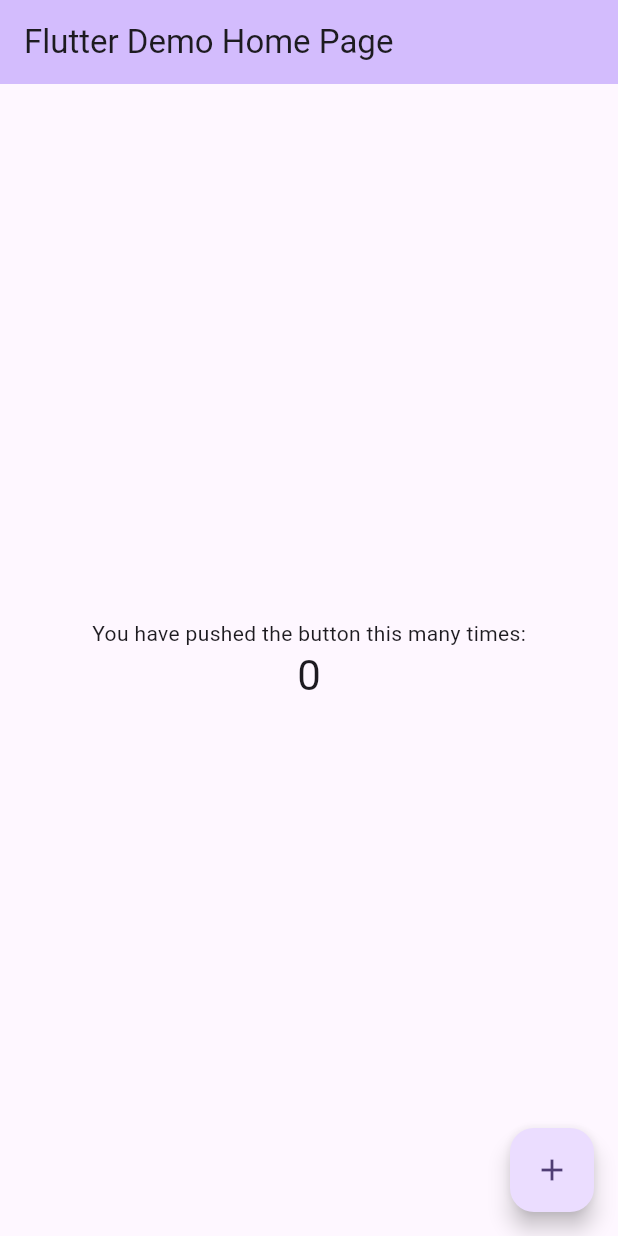
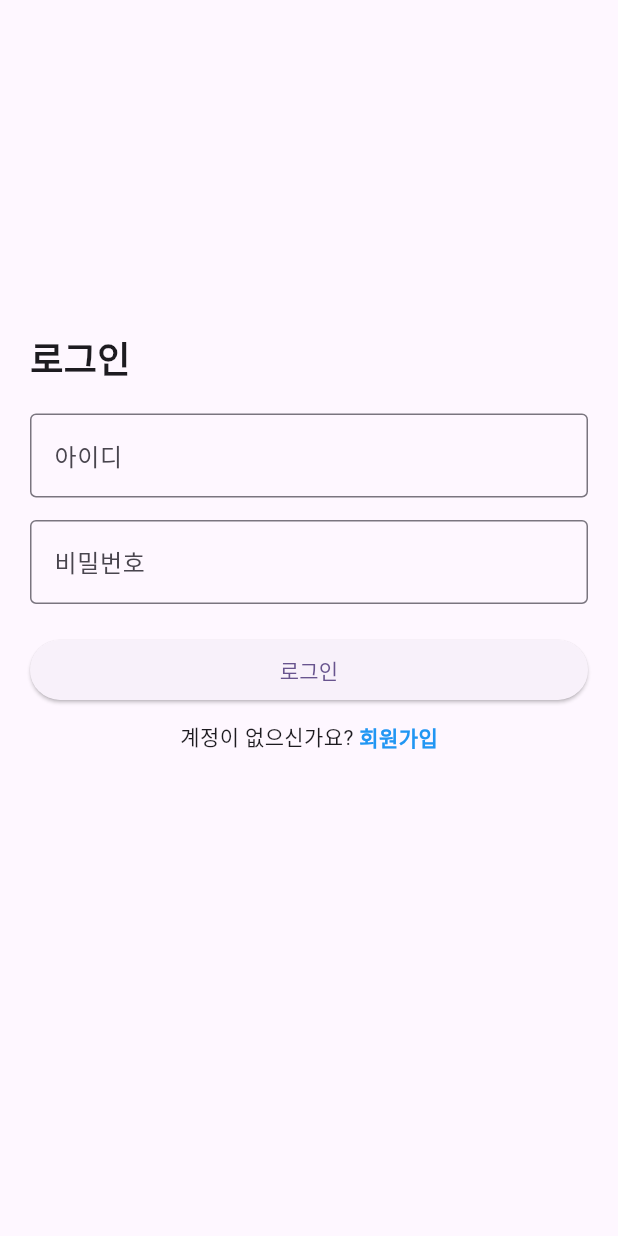
Before and after one commit to 2025-1-Capstone-design-momeet/Frontend, a Flutter app: the screen it shows after launch, on a phone screen of 412 x 824 dp. Run offline on Flutter 3.47's test engine with Material 3 defaults, Android fonts, the phone set to English and light mode, and no system bars.

Commit message:
틀만 만들었어요

```diff
--- /dev/null
+++ b/lib/login_page.dart
@@ -0,0 +1,67 @@
+import 'package:flutter/material.dart';
+
+class loginPage extends StatelessWidget {
+  @override
+  Widget build(BuildContext context) {
+    return Scaffold(
+      body: Padding(
+        padding: const EdgeInsets.all(20.0),
+        child: Column(
+          crossAxisAlignment: CrossAxisAlignment.start,
+          children: [
+            Spacer(flex: 2), // 로그인 텍스트를 조금 더 위로 조정
+            Text(
+              '로그인',
+              style: TextStyle(fontSize: 24, fontWeight: FontWeight.bold),
+            ),
+            SizedBox(height: 20),
+            TextField(
+              decoration: InputDecoration(
+                labelText: '아이디',
+                border: OutlineInputBorder(),
+              ),
+            ),
+            SizedBox(height: 15),
+            TextField(
+              obscureText: true,
+              decoration: InputDecoration(
+                labelText: '비밀번호',
+                border: OutlineInputBorder(),
+              ),
+            ),
+            SizedBox(height: 20),
+            SizedBox(
+              width: double.infinity,
+              child: ElevatedButton(
+                onPressed: () {
+                  // 로그인 로직 추가
+                },
+                child: Text('로그인'),
+              ),
+            ),
+            SizedBox(height: 10),
+            Row(
+              mainAxisAlignment: MainAxisAlignment.center,
+              children: [
+                Text('계정이 없으신가요? '),
+                GestureDetector(
+                  onTap: () {
+                    // 회원가입 페이지 이동 로직 추가
+                  },
+                  child: Text(
+                    '회원가입',
+                    style: TextStyle(
+                      color: Colors.blue,
+                      fontWeight: FontWeight.bold,
+                    ),
+                  ),
+                ),
+              ],
+            ),
+            Spacer(flex: 3), // 전체적으로 중앙 배치 조정
+          ],
+        ),
+      ),
+    );
+  }
+}
--- a/lib/main.dart
+++ b/lib/main.dart
@@ -1,4 +1,5 @@
 import 'package:flutter/material.dart';
+import 'package:momeet/login_page.dart';
 
 void main() {
   runApp(const MyApp());
@@ -7,7 +8,6 @@ void main() {
 class MyApp extends StatelessWidget {
   const MyApp({super.key});
 
-  // This widget is the root of your application.
   @override
   Widget build(BuildContext context) {
     return MaterialApp(
@@ -16,55 +16,7 @@ class MyApp extends StatelessWidget {
         colorScheme: ColorScheme.fromSeed(seedColor: Colors.deepPurple),
         useMaterial3: true,
       ),
-      home: const MyHomePage(title: 'Flutter Demo Home Page'),
+      home: loginPage(), // 로그인 페이지를 첫 화면으로 설정
     );
   }
 }
-
-class MyHomePage extends StatefulWidget {
-  const MyHomePage({super.key, required this.title});
-
-  final String title;
-
-  @override
-  State<MyHomePage> createState() => _MyHomePageState();
-}
-
-class _MyHomePageState extends State<MyHomePage> {
-  int _counter = 0;
-
-  void _incrementCounter() {
-    setState(() {
-      _counter++;
-    });
-  }
-
-  @override
-  Widget build(BuildContext context) {
-    return Scaffold(
-      appBar: AppBar(
-        backgroundColor: Theme.of(context).colorScheme.inversePrimary,
-        title: Text(widget.title),
-      ),
-      body: Center(
-        child: Column(
-          mainAxisAlignment: MainAxisAlignment.center,
-          children: <Widget>[
-            const Text(
-              'You have pushed the button this many times:',
-            ),
-            Text(
-              '$_counter',
-              style: Theme.of(context).textTheme.headlineMedium,
-            ),
-          ],
-        ),
-      ),
-      floatingActionButton: FloatingActionButton(
-        onPressed: _incrementCounter,
-        tooltip: 'Increment',
-        child: const Icon(Icons.add),
-      ),
-    );
-  }
-}
```
